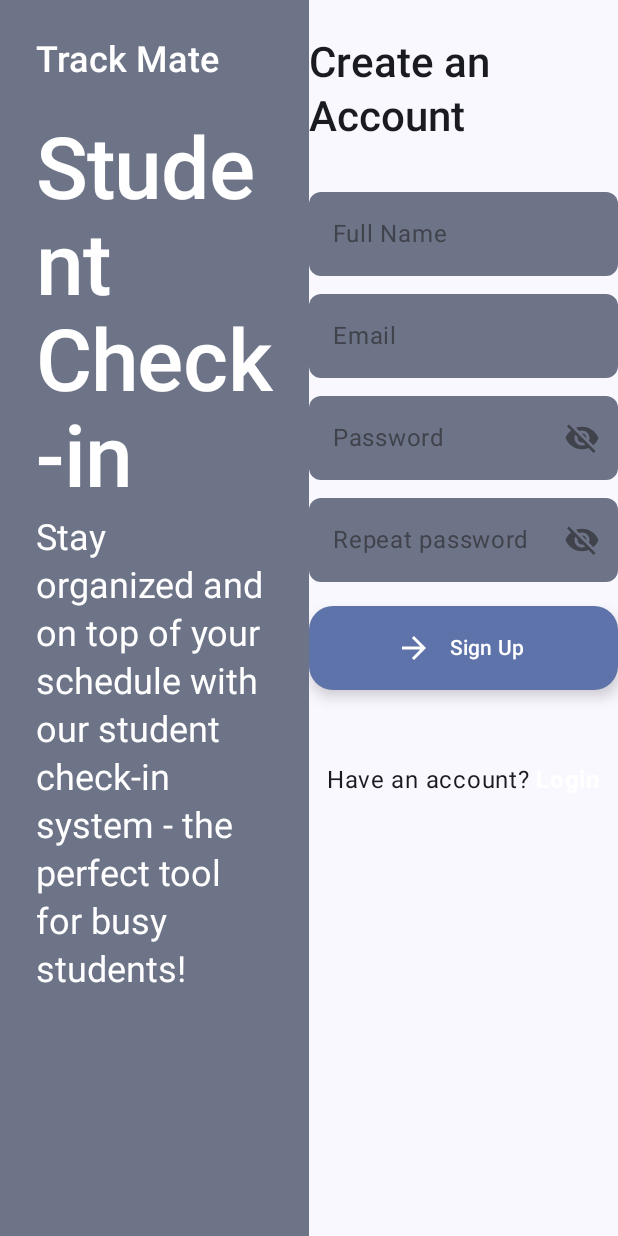
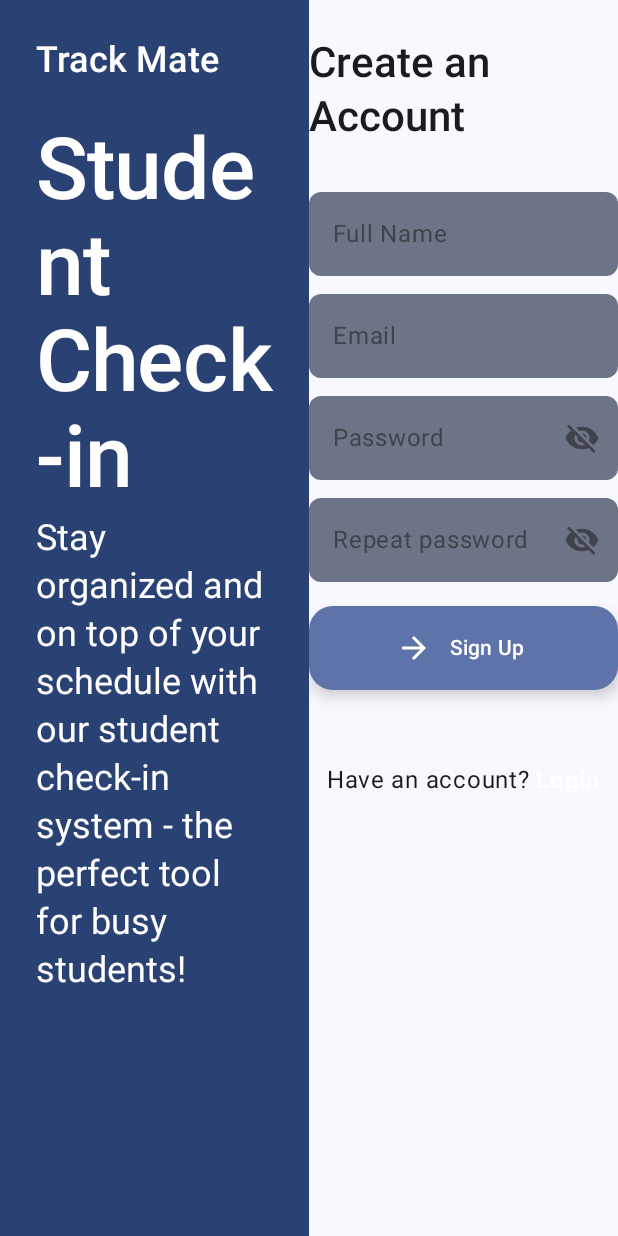
Before and after one commit to f-arslan/track_mate, an Android app built with Jetpack Compose: the composable SignUpScreen shown on its own in the app's theme, on a phone screen of 412 x 824 dp. Run offline under Robolectric (Android 15) with nearby library versions, the phone set to English and light mode, and no system bars; our stand-ins replace Dagger/Hilt's generated code.

Commit message:
phone sign up screen

```diff
--- a/app/src/main/java/com/example/track_mate/TrackMateApp.kt
+++ b/app/src/main/java/com/example/track_mate/TrackMateApp.kt
@@ -43,7 +43,7 @@ fun TrackMateApp(
             modifier = Modifier.fillMaxSize(), color = MaterialTheme.colorScheme.background
         ) {
             val tabletAppState = rememberAppState()
-            val pAppState = rememberAppState()
+            val phoneAppState = rememberAppState()
             val isTabletScreen =
                 widthSizeClass == WindowWidthSizeClass.Expanded || widthSizeClass == WindowWidthSizeClass.Medium
             if (isTabletScreen) {
--- a/app/src/main/java/com/example/track_mate/common/composables/ButtonComposable.kt
+++ b/app/src/main/java/com/example/track_mate/common/composables/ButtonComposable.kt
@@ -11,7 +11,6 @@ import androidx.compose.foundation.shape.RoundedCornerShape
 import androidx.compose.material.icons.Icons
 import androidx.compose.material.icons.outlined.Edit
 import androidx.compose.material3.Button
-import androidx.compose.material3.ButtonDefaults
 import androidx.compose.material3.ExtendedFloatingActionButton
 import androidx.compose.material3.Icon
 import androidx.compose.material3.OutlinedButton
@@ -27,7 +26,6 @@ import androidx.compose.ui.unit.dp
 import com.example.track_mate.R
 import com.example.track_mate.core.model.ActionStatus
 import com.example.track_mate.util.Constants.MEDIUM_PADDING
-import com.example.track_mate.util.Constants.NO_PADDING
 import com.example.track_mate.util.Constants.SMALL_PADDING
 import com.example.track_mate.util.Constants.VERY_HIGH_PADDING
 import com.example.track_mate.R.drawable as AppIcon
@@ -36,35 +34,26 @@ import com.example.track_mate.R.drawable as AppIcon
 fun FloatingActionButtonApp(
     onClick: () -> Unit
 ) {
-    ExtendedFloatingActionButton(
-        text = {
-            Text(
-                text = stringResource(R.string.add),
-                fontWeight = FontWeight.SemiBold
-            )
-        },
-        icon = {
-            Icon(
-                imageVector = Icons.Outlined.Edit,
-                contentDescription = null
-            )
-        },
-        shape = RoundedCornerShape(MEDIUM_PADDING),
-        onClick = onClick
+    ExtendedFloatingActionButton(text = {
+        Text(
+            text = stringResource(R.string.add), fontWeight = FontWeight.SemiBold
+        )
+    }, icon = {
+        Icon(
+            imageVector = Icons.Outlined.Edit, contentDescription = null
+        )
+    }, shape = RoundedCornerShape(MEDIUM_PADDING), onClick = onClick
     )
 }
 
 @Composable
 fun ActionButtons(
-    status: ActionStatus,
-    onApproveClick: () -> Unit,
-    onDeleteClick: () -> Unit
+    status: ActionStatus, onApproveClick: () -> Unit, onDeleteClick: () -> Unit
 ) {
     Row(horizontalArrangement = Arrangement.spacedBy(MEDIUM_PADDING)) {
         if (status == ActionStatus.ON_GOING) {
             Button(
-                onClick = onApproveClick,
-                shape = RoundedCornerShape(
+                onClick = onApproveClick, shape = RoundedCornerShape(
                     MEDIUM_PADDING
                 )
             ) {
@@ -75,8 +64,7 @@ fun ActionButtons(
             }
         }
         OutlinedButton(
-            onClick = onDeleteClick,
-            shape = RoundedCornerShape(MEDIUM_PADDING)
+            onClick = onDeleteClick, shape = RoundedCornerShape(MEDIUM_PADDING)
         ) {
             Icon(
                 painterResource(AppIcon.outline_cancel_24),
@@ -88,20 +76,12 @@ fun ActionButtons(
 
 @Composable
 fun AppExtendedButton(
-    modifier: Modifier = Modifier,
-    @StringRes text: Int,
-    @DrawableRes icon: Int,
-    onClick: () -> Unit
+    modifier: Modifier = Modifier, @StringRes text: Int, @DrawableRes icon: Int, onClick: () -> Unit
 ) {
     ExtendedFloatingActionButton(onClick = onClick,
         modifier = modifier,
-        text = { Text(stringResource(text)) },
-        icon = {
-            Icon(
-                painterResource(icon),
-                contentDescription = null
-            )
-        })
+        text = { Text(stringResource(text), fontWeight = FontWeight.SemiBold) },
+        icon = { Icon(painterResource(icon), null) })
 }
 
 
@@ -110,12 +90,10 @@ fun DeleteUploadButton(
     onClick: () -> Unit = {}
 ) {
     Button(
-        shape = RoundedCornerShape(SMALL_PADDING),
-        onClick = onClick
+        shape = RoundedCornerShape(SMALL_PADDING), onClick = onClick
     ) {
         Icon(
-            painter = painterResource(AppIcon.baseline_delete_outline_24),
-            contentDescription = null
+            painter = painterResource(AppIcon.baseline_delete_outline_24), contentDescription = null
         )
     }
 }
@@ -125,9 +103,7 @@ private val buttonHeight = 50.dp
 
 @Composable
 fun DeleteSectionButton(
-    @StringRes text: Int,
-    enabled: Boolean = true,
-    onClick: () -> Unit = {}
+    @StringRes text: Int, enabled: Boolean = true, onClick: () -> Unit = {}
 ) {
     Button(
         modifier = Modifier
--- /dev/null
+++ b/app/src/main/java/com/example/track_mate/common/composables/InformationSectionComposable.kt
@@ -0,0 +1,63 @@
+package com.example.track_mate.common.composables
+
+import androidx.compose.foundation.layout.Column
+import androidx.compose.foundation.layout.Spacer
+import androidx.compose.foundation.layout.fillMaxHeight
+import androidx.compose.foundation.layout.fillMaxWidth
+import androidx.compose.foundation.layout.height
+import androidx.compose.foundation.layout.padding
+import androidx.compose.material3.MaterialTheme
+import androidx.compose.material3.Surface
+import androidx.compose.material3.Text
+import androidx.compose.runtime.Composable
+import androidx.compose.ui.Modifier
+import androidx.compose.ui.res.stringResource
+import androidx.compose.ui.text.font.FontWeight
+import com.example.track_mate.R
+import com.example.track_mate.util.Constants
+
+@Composable
+fun InformationHeader(modifier: Modifier) {
+    Surface(
+        modifier = modifier.fillMaxWidth(),
+        color = MaterialTheme.colorScheme.surfaceTint,
+    ) {
+        Column(modifier = Modifier.padding(Constants.HIGH_PADDING)) {
+            Text(
+                text = stringResource(R.string.app_name),
+                style = MaterialTheme.typography.headlineMedium
+            )
+            Spacer(modifier = Modifier.padding(top = Constants.VERY_HIGH_PADDING))
+            Text(
+                text = stringResource(R.string.display_text),
+                style = MaterialTheme.typography.titleLarge,
+            )
+        }
+    }
+}
+
+@Composable
+fun InformationSection(modifier: Modifier) {
+    Surface(
+        modifier = modifier.fillMaxHeight(), color = MaterialTheme.colorScheme.surfaceTint
+    ) {
+        Column(modifier = Modifier.padding(Constants.VERY_HIGH_PADDING)) {
+            Text(
+                text = stringResource(R.string.app_name),
+                style = MaterialTheme.typography.headlineSmall,
+                fontWeight = FontWeight.SemiBold
+            )
+            Spacer(Modifier.height(Constants.VERY_HIGH_PADDING))
+            Text(
+                text = stringResource(R.string.display_title),
+                style = MaterialTheme.typography.displayLarge,
+                fontWeight = FontWeight.SemiBold
+            )
+            Spacer(Modifier.height(Constants.SMALL_PADDING))
+            Text(
+                text = stringResource(R.string.display_text),
+                style = MaterialTheme.typography.headlineSmall
+            )
+        }
+    }
+}
--- a/app/src/main/java/com/example/track_mate/ui/screens/tablet/sign_in_screen/SignInScreenProvider.kt
+++ b/app/src/main/java/com/example/track_mate/ui/screens/tablet/sign_in_screen/SignInScreenProvider.kt
@@ -23,8 +23,8 @@ import androidx.compose.ui.tooling.preview.Preview
 import androidx.hilt.navigation.compose.hiltViewModel
 import com.example.track_mate.common.composables.AppExtendedButton
 import com.example.track_mate.common.composables.EmailField
+import com.example.track_mate.common.composables.InformationSection
 import com.example.track_mate.common.composables.PasswordField
-import com.example.track_mate.ui.screens.tablet.sign_up_screen.InformationSection
 import com.example.track_mate.ui.screens.view_models.SignInUiState
 import com.example.track_mate.ui.screens.view_models.SignInViewModel
 import com.example.track_mate.util.Constants.HIGH_PADDING
--- a/app/src/main/java/com/example/track_mate/ui/screens/tablet/sign_up_screen/SignUpScreen.kt
+++ b/app/src/main/java/com/example/track_mate/ui/screens/tablet/sign_up_screen/SignUpScreen.kt
@@ -28,6 +28,7 @@ import androidx.compose.ui.tooling.preview.Preview
 import androidx.hilt.navigation.compose.hiltViewModel
 import com.example.track_mate.common.composables.AppExtendedButton
 import com.example.track_mate.common.composables.EmailField
+import com.example.track_mate.common.composables.InformationSection
 import com.example.track_mate.common.composables.PasswordField
 import com.example.track_mate.ui.screens.view_models.SignUpScreenViewModel
 import com.example.track_mate.ui.screens.view_models.SignUpUiState
@@ -68,7 +69,7 @@ fun SignUpScreen(
     onConfirmPasswordChange: (String) -> Unit,
     onSignUpClick: () -> Unit
 ) {
-    Row(modifier = Modifier.fillMaxSize()) {
+    Row(modifier = Modifier.fillMaxSize().then(modifier)) {
         InformationSection(modifier = Modifier.weight(0.5f))
         FormSectionSignUp(
             modifier = Modifier.weight(0.5f),
@@ -134,33 +135,6 @@ fun FormSectionSignUp(
 }
 
 
-@Composable
-fun InformationSection(modifier: Modifier) {
-    Surface(
-        modifier = modifier.fillMaxHeight(), color = MaterialTheme.colorScheme.secondaryContainer
-    ) {
-        Column(modifier = Modifier.padding(VERY_HIGH_PADDING)) {
-            Text(
-                text = stringResource(AppText.app_name),
-                style = MaterialTheme.typography.headlineSmall,
-                fontWeight = FontWeight.SemiBold
-            )
-            Spacer(Modifier.height(VERY_HIGH_PADDING))
-            Text(
-                text = stringResource(AppText.display_title),
-                style = MaterialTheme.typography.displayLarge,
-                fontWeight = FontWeight.SemiBold
-            )
-            Spacer(Modifier.height(SMALL_PADDING))
-            Text(
-                text = stringResource(AppText.display_text),
-                style = MaterialTheme.typography.headlineSmall
-            )
-        }
-    }
-}
-
-
 @Preview(showBackground = true, device = "id:pixel_tablet")
 @Composable
 fun SignUpPreview() {
```
Also changed, not shown: app/src/main/java/com/example/track_mate/ui/screens/phone/sign_up_screen/SignUpScreenPhone.kt (added, +136 -0 lines).
